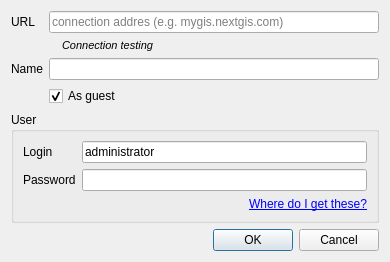
Old version of the form qgis/ngw_connection_edit_dialog_base.ui in the repository nextgis/ngw_external_api_python.
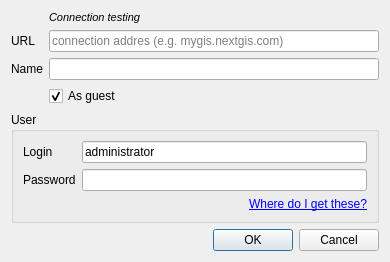
New version of the form.

Commit message: Add alert msg to connection dialog

What changed in the file:
```diff
--- a/qgis/ngw_connection_edit_dialog_base.ui
+++ b/qgis/ngw_connection_edit_dialog_base.ui
@@ -35,68 +35,40 @@
    <property name="sizeConstraint">
     <enum>QLayout::SetMinimumSize</enum>
    </property>
-   <item row="1" column="1">
-    <widget class="QLabel" name="lbConnectionTesting">
+   <item row="7" column="0" colspan="2">
+    <widget class="QDialogButtonBox" name="buttonBox">
+     <property name="orientation">
+      <enum>Qt::Horizontal</enum>
+     </property>
+     <property name="standardButtons">
+      <set>QDialogButtonBox::Cancel|QDialogButtonBox::Ok</set>
+     </property>
+    </widget>
+   </item>
+   <item row="1" column="0">
+    <widget class="QLabel" name="lbUrl">
      <property name="sizePolicy">
       <sizepolicy hsizetype="Preferred" vsizetype="Preferred">
        <horstretch>0</horstretch>
        <verstretch>0</verstretch>
       </sizepolicy>
      </property>
-     <property name="minimumSize">
-      <size>
-       <width>0</width>
-       <height>0</height>
-      </size>
-     </property>
-     <property name="font">
-      <font>
-       <family>MS Shell Dlg 2</family>
-       <pointsize>8</pointsize>
-       <italic>true</italic>
-      </font>
-     </property>
-     <property name="styleSheet">
-      <string notr="true">margin-left: 10</string>
-     </property>
      <property name="text">
-      <string>Connection testing</string>
-     </property>
-     <property name="wordWrap">
-      <bool>true</bool>
-     </property>
-     <property name="margin">
-      <number>0</number>
-     </property>
-    </widget>
-   </item>
-   <item row="2" column="1">
-    <widget class="QLineEdit" name="leName"/>
-   </item>
-   <item row="2" column="0">
-    <widget class="QLabel" name="lbName">
-     <property name="text">
-      <string>Name</string>
+      <string>URL</string>
      </property>
     </widget>
    </item>
    <item row="3" column="1">
-    <widget class="QCheckBox" name="cbAsGuest">
-     <property name="enabled">
-      <bool>true</bool>
-     </property>
-     <property name="styleSheet">
-      <string notr="true"/>
-     </property>
-     <property name="text">
-      <string>As guest</string>
-     </property>
-     <property name="checked">
-      <bool>true</bool>
+    <widget class="QLineEdit" name="leName"/>
+   </item>
+   <item row="1" column="1">
+    <widget class="QLineEdit" name="leUrl">
+     <property name="placeholderText">
+      <string>connection addres (e.g. mygis.nextgis.com)</string>
      </property>
     </widget>
    </item>
-   <item row="4" column="0" colspan="2">
+   <item row="5" column="0" colspan="2">
     <widget class="QGroupBox" name="gbUser">
      <property name="enabled">
       <bool>true</bool>
@@ -155,37 +127,7 @@
      </layout>
     </widget>
    </item>
-   <item row="6" column="0" colspan="2">
-    <widget class="QDialogButtonBox" name="buttonBox">
-     <property name="orientation">
-      <enum>Qt::Horizontal</enum>
-     </property>
-     <property name="standardButtons">
-      <set>QDialogButtonBox::Cancel|QDialogButtonBox::Ok</set>
-     </property>
-    </widget>
-   </item>
-   <item row="0" column="0">
-    <widget class="QLabel" name="lbUrl">
-     <property name="sizePolicy">
-      <sizepolicy hsizetype="Preferred" vsizetype="Preferred">
-       <horstretch>0</horstretch>
-       <verstretch>0</verstretch>
-      </sizepolicy>
-     </property>
-     <property name="text">
-      <string>URL</string>
-     </property>
-    </widget>
-   </item>
-   <item row="0" column="1">
-    <widget class="QLineEdit" name="leUrl">
-     <property name="placeholderText">
-      <string>connection addres (e.g. mygis.nextgis.com)</string>
-     </property>
-    </widget>
-   </item>
-   <item row="5" column="0">
+   <item row="6" column="0">
     <spacer name="verticalSpacer">
      <property name="orientation">
       <enum>Qt::Vertical</enum>
@@ -198,6 +140,64 @@
      </property>
     </spacer>
    </item>
+   <item row="4" column="1">
+    <widget class="QCheckBox" name="cbAsGuest">
+     <property name="enabled">
+      <bool>true</bool>
+     </property>
+     <property name="styleSheet">
+      <string notr="true"/>
+     </property>
+     <property name="text">
+      <string>As guest</string>
+     </property>
+     <property name="checked">
+      <bool>true</bool>
+     </property>
+    </widget>
+   </item>
+   <item row="3" column="0">
+    <widget class="QLabel" name="lbName">
+     <property name="text">
+      <string>Name</string>
+     </property>
+    </widget>
+   </item>
+   <item row="0" column="1">
+    <widget class="QLabel" name="lbConnectionTesting">
+     <property name="sizePolicy">
+      <sizepolicy hsizetype="Preferred" vsizetype="Preferred">
+       <horstretch>0</horstretch>
+       <verstretch>0</verstretch>
+      </sizepolicy>
+     </property>
+     <property name="minimumSize">
+      <size>
+       <width>0</width>
+       <height>0</height>
+      </size>
+     </property>
+     <property name="font">
+      <font>
+       <family>MS Shell Dlg 2</family>
+       <pointsize>8</pointsize>
+       <italic>true</italic>
+      </font>
+     </property>
+     <property name="styleSheet">
+      <string notr="true">margin-left: 0</string>
+     </property>
+     <property name="text">
+      <string>Connection testing</string>
+     </property>
+     <property name="wordWrap">
+      <bool>true</bool>
+     </property>
+     <property name="margin">
+      <number>0</number>
+     </property>
+    </widget>
+   </item>
   </layout>
  </widget>
  <tabstops>
```
The commit also changes 1 other file.
